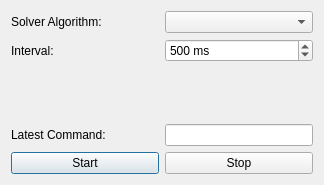
Qt form src/solver.ui (hberg539/hska-2048) before a commit.
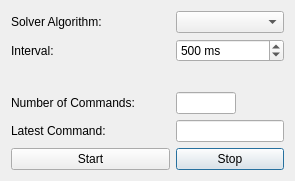
The same form after that commit.

Commit message: Added 'Numer of Commands' Label & Counting

What changed in the file:
```diff
--- a/src/solver.ui
+++ b/src/solver.ui
@@ -6,8 +6,8 @@
    <rect>
     <x>0</x>
     <y>0</y>
-    <width>324</width>
-    <height>185</height>
+    <width>295</width>
+    <height>181</height>
    </rect>
   </property>
   <property name="windowTitle">
@@ -46,6 +46,20 @@
        </property>
       </widget>
      </item>
+     <item row="4" column="0">
+      <widget class="QLabel" name="label_3">
+       <property name="text">
+        <string>Latest Command:</string>
+       </property>
+      </widget>
+     </item>
+     <item row="5" column="1">
+      <widget class="QPushButton" name="pushButtonStop">
+       <property name="text">
+        <string>Stop</string>
+       </property>
+      </widget>
+     </item>
      <item row="1" column="1">
       <widget class="QSpinBox" name="spinBoxInterval">
        <property name="suffix">
@@ -65,7 +79,7 @@
        </property>
       </widget>
      </item>
-     <item row="4" column="0">
+     <item row="5" column="0">
       <widget class="QPushButton" name="pushButtonStart">
        <property name="text">
         <string>Start</string>
@@ -73,27 +87,48 @@
       </widget>
      </item>
      <item row="4" column="1">
-      <widget class="QPushButton" name="pushButtonStop">
-       <property name="text">
-        <string>Stop</string>
+      <widget class="QLineEdit" name="latestCommand">
+       <property name="sizePolicy">
+        <sizepolicy hsizetype="Minimum" vsizetype="Fixed">
+         <horstretch>0</horstretch>
+         <verstretch>0</verstretch>
+        </sizepolicy>
+       </property>
+       <property name="readOnly">
+        <bool>true</bool>
        </property>
       </widget>
      </item>
      <item row="3" column="0">
-      <widget class="QLabel" name="label_3">
+      <widget class="QLabel" name="label_4">
        <property name="text">
-        <string>Latest Command:</string>
+        <string>Number of Commands:</string>
        </property>
       </widget>
      </item>
      <item row="3" column="1">
-      <widget class="QLineEdit" name="latestCommand">
+      <widget class="QLineEdit" name="numCommands">
        <property name="sizePolicy">
         <sizepolicy hsizetype="Minimum" vsizetype="Fixed">
          <horstretch>0</horstretch>
          <verstretch>0</verstretch>
         </sizepolicy>
        </property>
+       <property name="minimumSize">
+        <size>
+         <width>60</width>
+         <height>0</height>
+        </size>
+       </property>
+       <property name="maximumSize">
+        <size>
+         <width>60</width>
+         <height>16777215</height>
+        </size>
+       </property>
+       <property name="text">
+        <string/>
+       </property>
        <property name="readOnly">
         <bool>true</bool>
        </property>
```
The commit also changes 3 other files.
